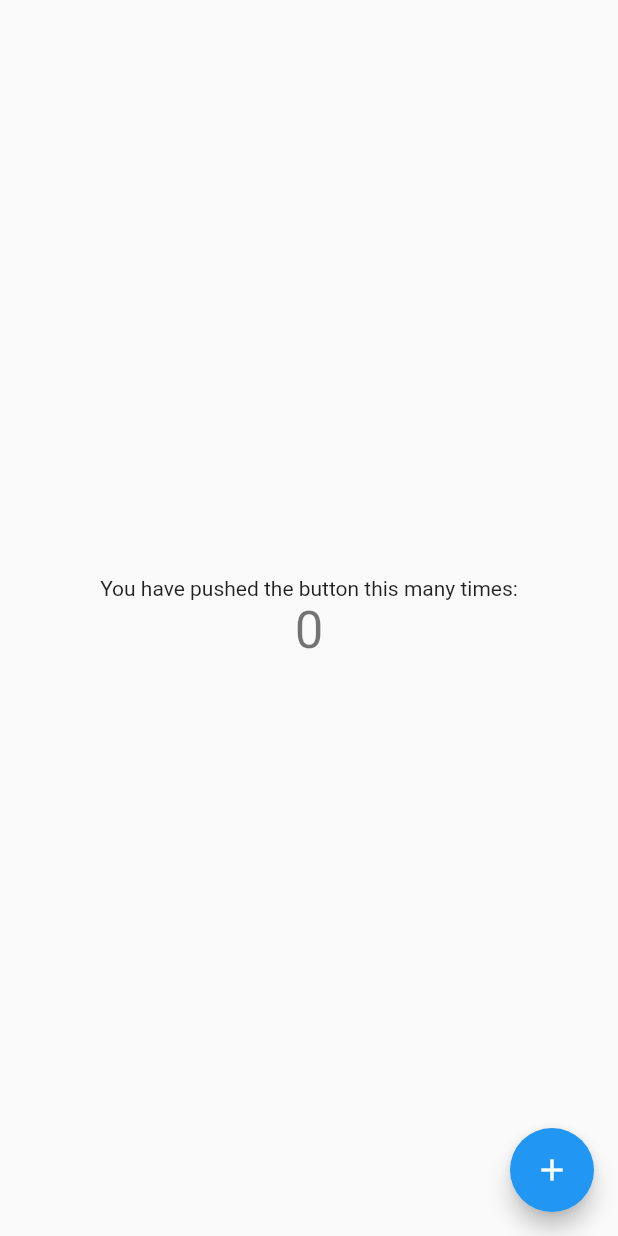
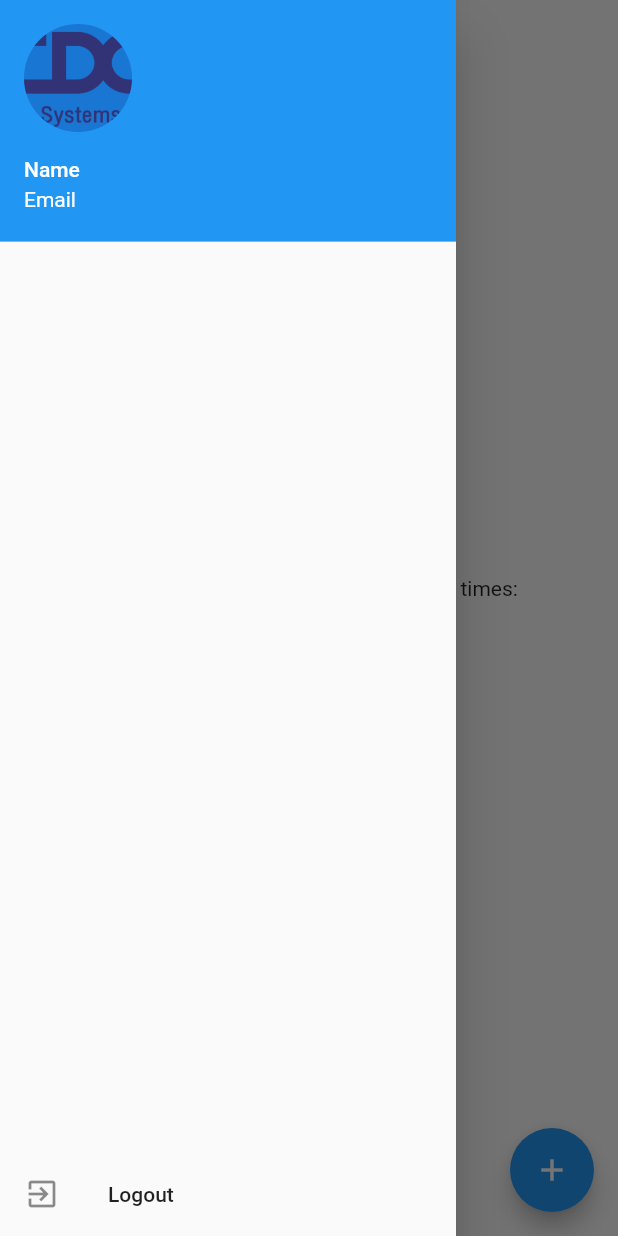
Before and after one commit to Saharatt593/flutter-training, a Flutter app: the HomePage screen opened by its route, with the side drawer open (before the commit the screen has no drawer), on a phone screen of 412 x 824 dp. Run offline on Flutter 3.47's test engine with Material 2 defaults, Android fonts, the phone set to English and light mode, and no system bars; our stand-ins replace font_awesome_flutter.

```diff
--- a/lib/src/page/home/homePage.dart
+++ b/lib/src/page/home/homePage.dart
@@ -1,7 +1,7 @@
 import 'package:flutter/material.dart';
+import 'package:flutter_app2/src/conf/appRount.dart';
 
 class HomePage extends StatefulWidget {
-
   @override
   _HomePageState createState() => _HomePageState();
 }
@@ -18,10 +18,9 @@ class _HomePageState extends State<HomePage> {
   @override
   Widget build(BuildContext context) {
     return Scaffold(
-
+      drawer: CommonDrawer(),
       body: Center(
         child: Column(
-
           mainAxisAlignment: MainAxisAlignment.center,
           children: <Widget>[
             Text(
@@ -42,3 +41,35 @@ class _HomePageState extends State<HomePage> {
     );
   }
 }
+
+class CommonDrawer extends StatelessWidget {
+  const CommonDrawer({
+    Key key,
+  }) : super(key: key);
+
+  @override
+  Widget build(BuildContext context) {
+    return Drawer(
+      child: Column(
+        children: [
+          UserAccountsDrawerHeader(
+            accountName: Text('Name'),
+            accountEmail: Text('Email'),
+            currentAccountPicture: CircleAvatar(
+              backgroundImage: AssetImage("assets/images/cdgs_logo.png"),
+            ),
+          ),
+          Spacer(),
+          ListTile(
+            onTap: () {
+              Navigator.pushNamedAndRemoveUntil(
+                  context, AppRount.loginRount, (route) => false);
+            },
+            leading: Icon(Icons.exit_to_app),
+            title: Text("Logout"),
+          )
+        ],
+      ),
+    );
+  }
+}
```
